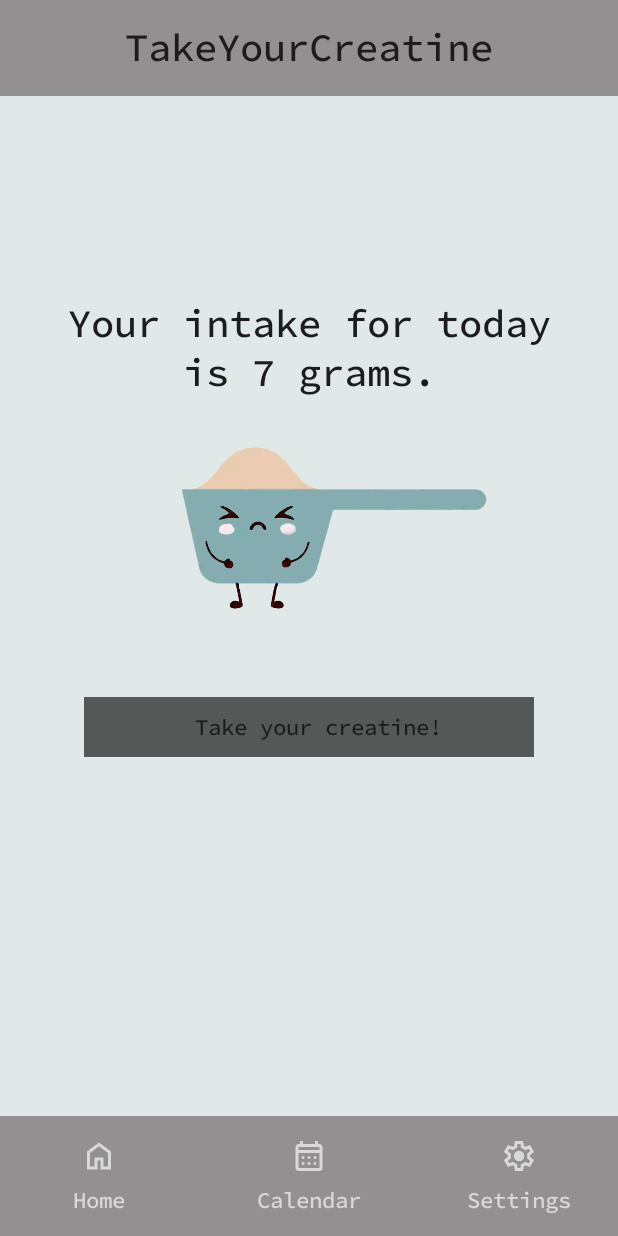
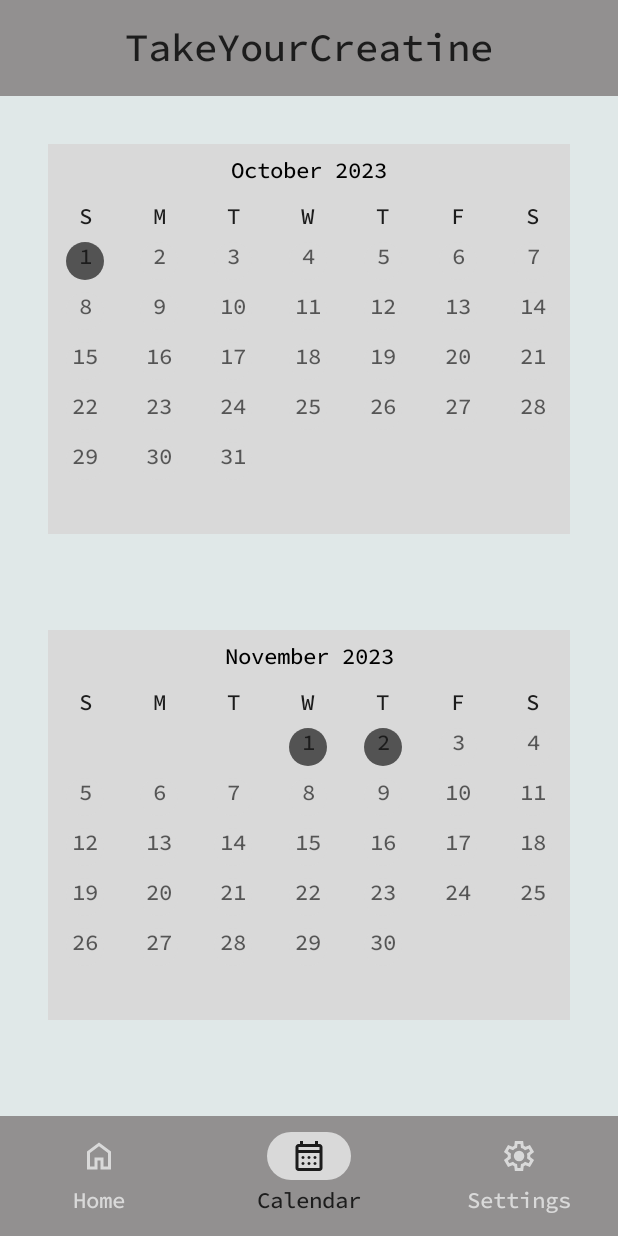
Before and after one commit to alejandroglzdev/TakeYourCreatinePublic, an Android app built with Jetpack Compose: the screen it shows after launch (MainActivity), item 2 of the bottom bar chosen, on a phone screen of 412 x 824 dp. Run offline under Robolectric (Android 15) with nearby library versions, the phone set to English and light mode, and no system bars; our stand-ins replace AdMob, constraintlayout-compose; 1 statement that could not run was skipped.

Commit message:
UI and nav done

```diff
--- a/app/build.gradle.kts
+++ b/app/build.gradle.kts
@@ -50,6 +50,7 @@ android {
 }
 
 dependencies {
+    val nav_version = "2.5.3"
 
     implementation("androidx.core:core-ktx:1.9.0")
     implementation("androidx.lifecycle:lifecycle-runtime-ktx:2.6.2")
@@ -67,6 +68,9 @@ dependencies {
     //Constraint layout
     implementation ("androidx.constraintlayout:constraintlayout-compose:1.0.1")
 
+    //Navigation
+    implementation("androidx.navigation:navigation-compose:$nav_version")
+
     testImplementation("junit:junit:4.13.2")
     androidTestImplementation("androidx.test.ext:junit:1.1.5")
     androidTestImplementation("androidx.test.espresso:espresso-core:3.5.1")
--- a/app/src/main/java/com/alejandroglzdev/takeyourcreatine/domain/BottomNavItem.kt
+++ b/app/src/main/java/com/alejandroglzdev/takeyourcreatine/navigation/BottomNavItem.kt
@@ -1,26 +1,30 @@
-package com.alejandroglzdev.takeyourcreatine.domain
+package com.alejandroglzdev.takeyourcreatine.navigation
 
 import com.alejandroglzdev.takeyourcreatine.R
 
 sealed class BottomNavItem(
     var title: String,
     var icon: Int,
+    var route: String
 ) {
     object Home :
             BottomNavItem(
                 title = "Home",
-                icon = R.drawable.ic_home
+                icon = R.drawable.ic_home,
+                route = Screens.HomeView.name
             )
 
     object Calendar :
         BottomNavItem(
             title = "Calendar",
-            icon = R.drawable.ic_calendar
+            icon = R.drawable.ic_calendar,
+            route = Screens.CalendarView.name
         )
 
     object Settings :
         BottomNavItem(
             title = "Settings",
-            icon = R.drawable.ic_settings
+            icon = R.drawable.ic_settings,
+            route = Screens.SettingsView.name
         )
 }
--- a/app/src/main/java/com/alejandroglzdev/takeyourcreatine/ui/component/items/AdMobBanner.kt
+++ b/app/src/main/java/com/alejandroglzdev/takeyourcreatine/ui/component/items/AdMobBanner.kt
@@ -14,7 +14,9 @@ import com.google.android.gms.ads.AdView
 @Composable
 fun AdmobBanner(padding: Dp = 0.dp, banner: String) {
     AndroidView(
-        modifier = Modifier.fillMaxWidth().padding(padding),
+        modifier = Modifier
+            .fillMaxWidth()
+            .padding(padding),
         factory = { context ->
             AdView(context).apply {
                 setAdSize(AdSize.BANNER)
--- a/app/src/main/java/com/alejandroglzdev/takeyourcreatine/ui/component/items/BottomAppBar.kt
+++ b/app/src/main/java/com/alejandroglzdev/takeyourcreatine/ui/component/items/BottomAppBar.kt
@@ -12,13 +12,17 @@ import androidx.compose.runtime.Composable
 import androidx.compose.ui.Modifier
 import androidx.compose.ui.res.painterResource
 import androidx.compose.ui.unit.dp
-import com.alejandroglzdev.takeyourcreatine.domain.BottomNavItem
+import androidx.navigation.NavDestination
+import androidx.navigation.NavDestination.Companion.hierarchy
+import androidx.navigation.NavGraph.Companion.findStartDestination
+import androidx.navigation.NavHostController
+import com.alejandroglzdev.takeyourcreatine.navigation.BottomNavItem
 import com.alejandroglzdev.takeyourcreatine.ui.theme.Accent
 import com.alejandroglzdev.takeyourcreatine.ui.theme.PrimaryDark
 import com.alejandroglzdev.takeyourcreatine.ui.theme.Secondary
 
 @Composable
-fun BottomAppBar() {
+fun BottomAppBar(currentDestination: NavDestination?, navController: NavHostController) {
     val items = listOf(
         BottomNavItem.Home,
         BottomNavItem.Calendar,
@@ -27,14 +31,20 @@ fun BottomAppBar() {
 
     NavigationBar(containerColor = PrimaryDark) {
         items.forEach { items ->
-            AddItem(screen = items)
+            AddItem(
+                screen = items,
+                currentDestination = currentDestination,
+                navController = navController
+            )
         }
     }
 }
 
 @Composable
 fun RowScope.AddItem(
-    screen: BottomNavItem
+    screen: BottomNavItem,
+    currentDestination: NavDestination?,
+    navController: NavHostController
 ) {
     NavigationBarItem(
         label = {
@@ -50,9 +60,17 @@ fun RowScope.AddItem(
                 modifier = Modifier.size(24.dp)
             )
         },
-        selected = false,
+        selected = currentDestination?.hierarchy?.any { it.route == screen.route } == true,
         alwaysShowLabel = true,
-        onClick = { /*TODO*/ },
+        onClick = {
+            navController.navigate(screen.route) {
+                popUpTo(navController.graph.findStartDestination().id) {
+                    saveState = true
+                }
+                launchSingleTop = true
+                restoreState = true
+            }
+        },
         colors = NavigationBarItemDefaults.colors(
             selectedIconColor = Accent,
             selectedTextColor = Accent,
--- a/app/src/main/java/com/alejandroglzdev/takeyourcreatine/ui/component/items/TopAppBar.kt
+++ b/app/src/main/java/com/alejandroglzdev/takeyourcreatine/ui/component/items/TopAppBar.kt
@@ -6,7 +6,6 @@ import androidx.compose.material3.Text
 import androidx.compose.material3.TopAppBarDefaults
 import androidx.compose.runtime.Composable
 import androidx.compose.ui.res.stringResource
-import androidx.compose.ui.tooling.preview.Preview
 import com.alejandroglzdev.takeyourcreatine.R
 import com.alejandroglzdev.takeyourcreatine.ui.theme.PrimaryDark
 import com.alejandroglzdev.takeyourcreatine.ui.theme.headlineSmallAccent
@@ -29,9 +28,3 @@ fun TopAppBarTitle() {
         style = headlineSmallAccent
     )
 }
-
-@Preview
-@Composable
-fun Preview() {
-    TopAppBar()
-}
--- a/app/src/main/java/com/alejandroglzdev/takeyourcreatine/ui/component/views/CalendarView.kt
+++ b/app/src/main/java/com/alejandroglzdev/takeyourcreatine/ui/component/views/CalendarsView.kt
@@ -17,7 +17,7 @@ import java.time.LocalDate
 
 @RequiresApi(Build.VERSION_CODES.O)
 @Composable
-fun Calendars(registers: List<LocalDate>) {
+fun CalendarsView(registers: List<LocalDate>) {
     // Take one register per month until today (so you can know how many months you must print)
     // val registersOnePerMonth = registers.distinctBy { it.month }.filter { it <= LocalDate.now() }
 
@@ -35,7 +35,7 @@ fun Calendars(registers: List<LocalDate>) {
             Calendar(registers = registersMonthly, registersOnePerMonth)
         }
 
-        AdmobBanner(padding = 12.dp,banner = "ca-app-pub-3940256099942544/6300978111")
+        AdmobBanner(padding = 12.dp, banner = "ca-app-pub-3940256099942544/6300978111")
     }
 
 
--- a/app/src/main/java/com/alejandroglzdev/takeyourcreatine/ui/component/views/HomeView.kt
+++ b/app/src/main/java/com/alejandroglzdev/takeyourcreatine/ui/component/views/HomeView.kt
@@ -12,7 +12,6 @@ import androidx.compose.ui.Modifier
 import androidx.compose.ui.res.painterResource
 import androidx.compose.ui.res.stringResource
 import androidx.compose.ui.text.style.TextAlign
-import androidx.compose.ui.tooling.preview.Preview
 import androidx.compose.ui.unit.dp
 import androidx.constraintlayout.compose.ConstraintLayout
 import com.alejandroglzdev.takeyourcreatine.R
@@ -28,7 +27,7 @@ fun HomeView() {
             .fillMaxSize()
             .background(Primary),
 
-    ) {
+        ) {
         val (box, adBox) = createRefs()
         Column(
             modifier = Modifier
@@ -69,9 +68,3 @@ fun HomeView() {
 
 
 }
-
-@Preview
-@Composable
-fun Preview() {
-    HomeView()
-}
--- a/app/src/main/java/com/alejandroglzdev/takeyourcreatine/ui/component/views/MainView.kt
+++ b/app/src/main/java/com/alejandroglzdev/takeyourcreatine/ui/component/views/MainView.kt
@@ -1,24 +1,76 @@
 package com.alejandroglzdev.takeyourcreatine.ui.component.views
 
+import android.os.Build
+import androidx.annotation.RequiresApi
 import androidx.compose.foundation.layout.Box
 import androidx.compose.foundation.layout.padding
 import androidx.compose.material3.ExperimentalMaterial3Api
 import androidx.compose.material3.Scaffold
 import androidx.compose.runtime.Composable
+import androidx.compose.runtime.getValue
 import androidx.compose.ui.Modifier
+import androidx.navigation.compose.NavHost
+import androidx.navigation.compose.composable
+import androidx.navigation.compose.currentBackStackEntryAsState
+import androidx.navigation.compose.rememberNavController
+import com.alejandroglzdev.takeyourcreatine.navigation.Screens
 import com.alejandroglzdev.takeyourcreatine.ui.component.items.BottomAppBar
 import com.alejandroglzdev.takeyourcreatine.ui.component.items.TopAppBar
+import java.time.LocalDate
 
+@RequiresApi(Build.VERSION_CODES.O)
 @OptIn(ExperimentalMaterial3Api::class)
 @Composable
 fun MainView() {
-        Scaffold(topBar = { TopAppBar() },
-            bottomBar = { BottomAppBar() },
-        ) { paddingValues ->
-           Box(modifier = Modifier.padding(paddingValues)) {
-               HomeView()
-               //SettingsView()
-           }
+    val navController = rememberNavController()
+    val navBackStackEntry by navController.currentBackStackEntryAsState()
+    val currentDestination = navBackStackEntry?.destination
 
+    Scaffold(
+        topBar = { TopAppBar() },
+        bottomBar = {
+            BottomAppBar(
+                currentDestination = currentDestination,
+                navController = navController
+            )
+        },
+    ) { paddingValues ->
+        Box(modifier = Modifier.padding(paddingValues)) {
+            NavHost(
+                navController = navController,
+                startDestination = Screens.HomeView.name
+            ) {
+                composable(route = Screens.HomeView.name) {
+                    HomeView()
+                }
+                composable(route = Screens.CalendarView.name) {
+                    val fechasMes1: List<LocalDate> = listOf(
+                        LocalDate.of(2023, 10, 1),
+                        LocalDate.of(2023, 11, 1),
+                        LocalDate.of(2023, 11, 2),
+                        LocalDate.of(2024, 1, 1),
+                        LocalDate.of(2024, 1, 15),
+                        LocalDate.of(2024, 2, 5),
+                        LocalDate.of(2024, 3, 10),
+                        LocalDate.of(2024, 4, 20),
+                        LocalDate.of(2024, 5, 30),
+                        LocalDate.of(2024, 6, 25),
+                        LocalDate.of(2024, 7, 12),
+                        LocalDate.of(2024, 8, 8),
+                        LocalDate.of(2024, 9, 17),
+                        LocalDate.of(2024, 10, 5),
+                        LocalDate.of(2024, 11, 20),
+                        LocalDate.of(2024, 12, 29),
+                        LocalDate.of(2025, 1, 5)
+                    )
+
+                    CalendarsView(fechasMes1)
+                }
+                composable(route = Screens.SettingsView.name) {
+                    SettingsView()
+                }
+            }
         }
+
     }
+}
--- a/app/src/main/res/values/strings.xml
+++ b/app/src/main/res/values/strings.xml
@@ -6,4 +6,7 @@
     <string name="settings">Settings</string>
     <string name="take_your_creatine">Take your creatine!</string>
     <string name="change_creatine_intake">Change creatine intake.</string>
+    <string name="welcome_let_s_get_started">Welcome!\nLet\'s get\nstarted.</string>
+    <string name="submit">Submit</string>
+    <string name="change_your_creatine_intake">Change your creatine intake!</string>
 </resources>
```
Also changed, not shown: app/src/main/java/com/alejandroglzdev/takeyourcreatine/MainActivity.kt (+1 -50 lines), app/src/main/java/com/alejandroglzdev/takeyourcreatine/navigation/Screens.kt (added, +9 -0 lines), app/src/main/java/com/alejandroglzdev/takeyourcreatine/ui/component/items/SquareButton.kt (+8 -6 lines), app/src/main/java/com/alejandroglzdev/takeyourcreatine/ui/component/views/BodyweightView.kt (added, +112 -0 lines).
